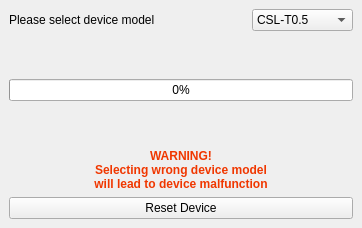
Old version of the form main/device_model_window.ui in the repository CredoSenseInc/CredoWare.
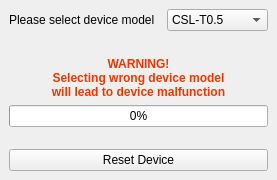
New version of the form.

The edit to the form file:
```diff
--- a/main/device_model_window.ui
+++ b/main/device_model_window.ui
@@ -6,8 +6,8 @@
    <rect>
     <x>0</x>
     <y>0</y>
-    <width>362</width>
-    <height>228</height>
+    <width>267</width>
+    <height>180</height>
    </rect>
   </property>
   <property name="windowTitle">
@@ -15,35 +15,6 @@
   </property>
   <widget class="QWidget" name="centralwidget">
    <layout class="QGridLayout" name="gridLayout">
-    <item row="5" column="0" colspan="3">
-     <widget class="QProgressBar" name="progressBar">
-      <property name="value">
-       <number>0</number>
-      </property>
-      <property name="alignment">
-       <set>Qt::AlignCenter</set>
-      </property>
-      <property name="textVisible">
-       <bool>true</bool>
-      </property>
-      <property name="textDirection">
-       <enum>QProgressBar::TopToBottom</enum>
-      </property>
-     </widget>
-    </item>
-    <item row="6" column="0" colspan="3">
-     <spacer name="verticalSpacer_2">
-      <property name="orientation">
-       <enum>Qt::Vertical</enum>
-      </property>
-      <property name="sizeHint" stdset="0">
-       <size>
-        <width>10</width>
-        <height>20</height>
-       </size>
-      </property>
-     </spacer>
-    </item>
     <item row="0" column="2" alignment="Qt::AlignRight">
      <widget class="QComboBox" name="comboBox">
       <property name="sizePolicy">
@@ -52,6 +23,11 @@
         <verstretch>0</verstretch>
        </sizepolicy>
       </property>
+      <property name="font">
+       <font>
+        <family>Arial</family>
+       </font>
+      </property>
       <item>
        <property name="text">
         <string>CSL-T0.5</string>
@@ -90,6 +66,58 @@
       </property>
      </widget>
     </item>
+    <item row="7" column="0" colspan="3">
+     <widget class="QProgressBar" name="progressBar">
+      <property name="font">
+       <font>
+        <family>Arial</family>
+       </font>
+      </property>
+      <property name="value">
+       <number>0</number>
+      </property>
+      <property name="alignment">
+       <set>Qt::AlignCenter</set>
+      </property>
+      <property name="textVisible">
+       <bool>true</bool>
+      </property>
+      <property name="textDirection">
+       <enum>QProgressBar::TopToBottom</enum>
+      </property>
+     </widget>
+    </item>
+    <item row="8" column="0" colspan="3">
+     <spacer name="verticalSpacer_2">
+      <property name="orientation">
+       <enum>Qt::Vertical</enum>
+      </property>
+      <property name="sizeHint" stdset="0">
+       <size>
+        <width>10</width>
+        <height>5</height>
+       </size>
+      </property>
+     </spacer>
+    </item>
+    <item row="11" column="0" rowspan="3" colspan="3">
+     <widget class="QPushButton" name="resetButton">
+      <property name="sizePolicy">
+       <sizepolicy hsizetype="Expanding" vsizetype="Fixed">
+        <horstretch>0</horstretch>
+        <verstretch>0</verstretch>
+       </sizepolicy>
+      </property>
+      <property name="font">
+       <font>
+        <family>Arial</family>
+       </font>
+      </property>
+      <property name="text">
+       <string>Reset Device</string>
+      </property>
+     </widget>
+    </item>
     <item row="3" column="0" colspan="3">
      <spacer name="verticalSpacer">
       <property name="orientation">
@@ -103,7 +131,7 @@
       </property>
      </spacer>
     </item>
-    <item row="7" column="0" colspan="3">
+    <item row="6" column="0" colspan="3">
      <widget class="QLabel" name="bottom_label">
       <property name="sizePolicy">
        <sizepolicy hsizetype="Expanding" vsizetype="Expanding">
@@ -113,6 +141,7 @@
       </property>
       <property name="font">
        <font>
+        <family>Arial</family>
         <weight>75</weight>
         <bold>true</bold>
         <kerning>true</kerning>
@@ -131,19 +160,6 @@
       </property>
      </widget>
     </item>
-    <item row="9" column="0" rowspan="3" colspan="3">
-     <widget class="QPushButton" name="resetButton">
-      <property name="sizePolicy">
-       <sizepolicy hsizetype="Expanding" vsizetype="Fixed">
-        <horstretch>0</horstretch>
-        <verstretch>0</verstretch>
-       </sizepolicy>
-      </property>
-      <property name="text">
-       <string>Reset Device</string>
-      </property>
-     </widget>
-    </item>
    </layout>
   </widget>
  </widget>
```
Left out of the diff: 5 changed lines with no effect on the pictures.
